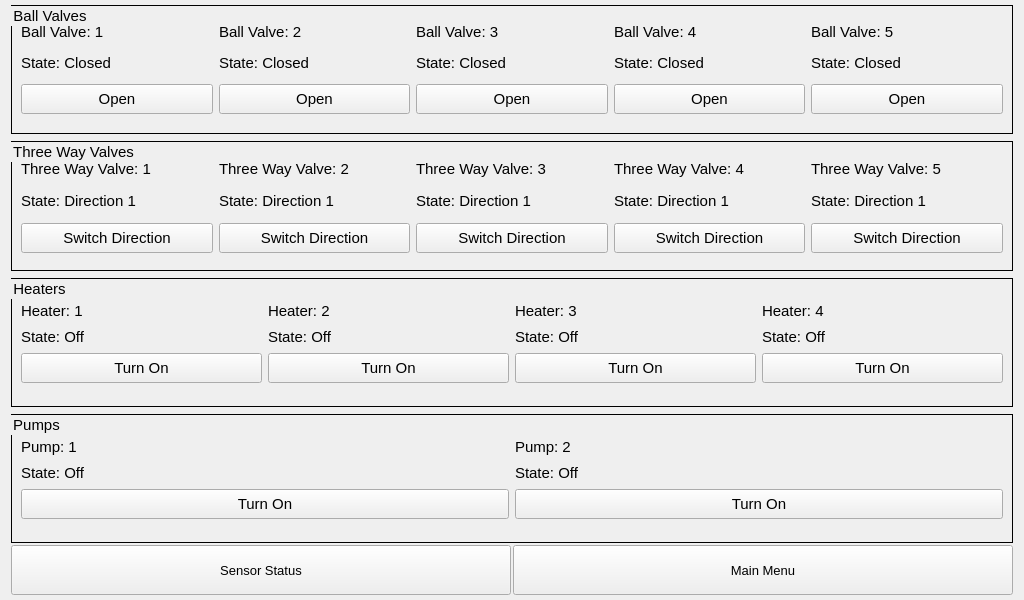
Old version of the form autobrewer/GUI/UI Files/DeviceStatusControls.ui in the repository drmwve/Capstone-Project.
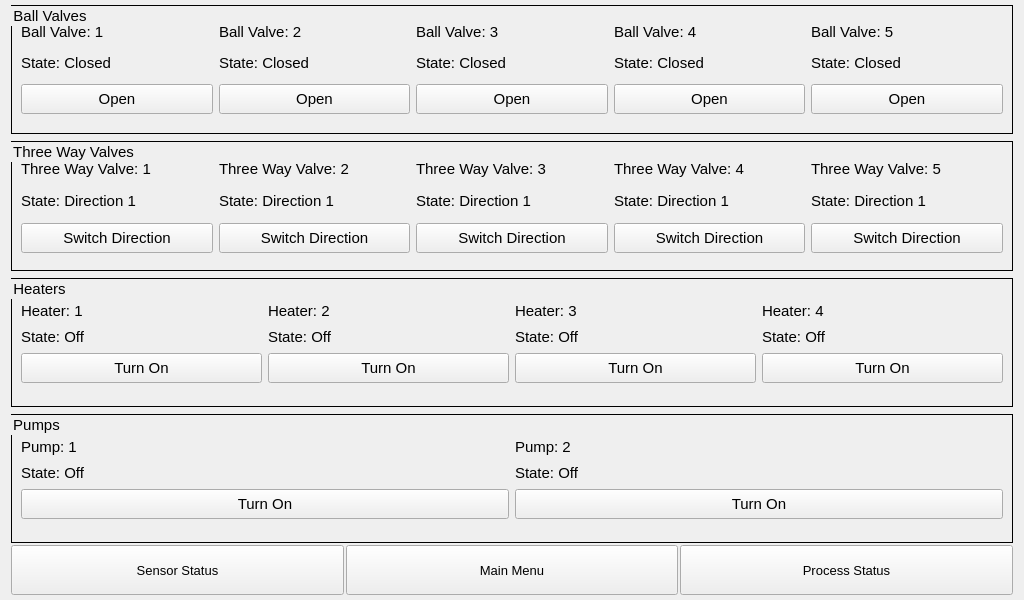
New version of the form.

Patch:
```diff
--- a/autobrewer/GUI/UI Files/DeviceStatusControls.ui
+++ b/autobrewer/GUI/UI Files/DeviceStatusControls.ui
@@ -1233,6 +1233,24 @@
        </property>
       </widget>
      </item>
+     <item>
+      <widget class="QPushButton" name="ProcessStatusButton">
+       <property name="maximumSize">
+        <size>
+         <width>16777215</width>
+         <height>50</height>
+        </size>
+       </property>
+       <property name="font">
+        <font>
+         <pointsize>10</pointsize>
+        </font>
+       </property>
+       <property name="text">
+        <string>Process Status</string>
+       </property>
+      </widget>
+     </item>
     </layout>
    </item>
   </layout>
```
